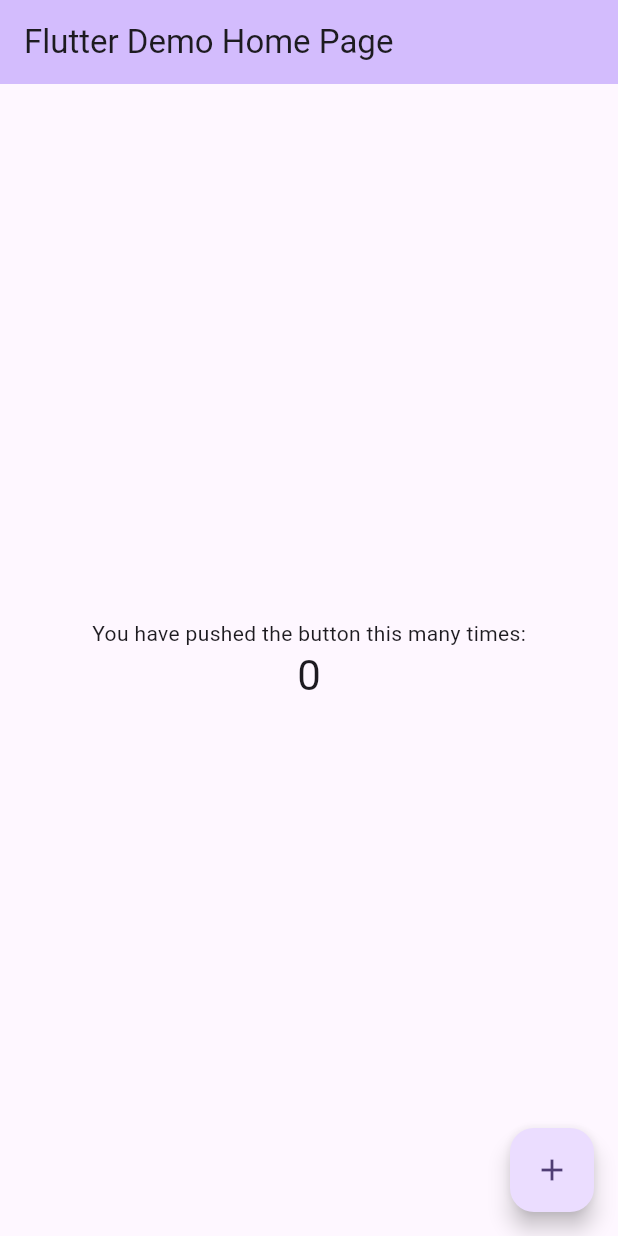
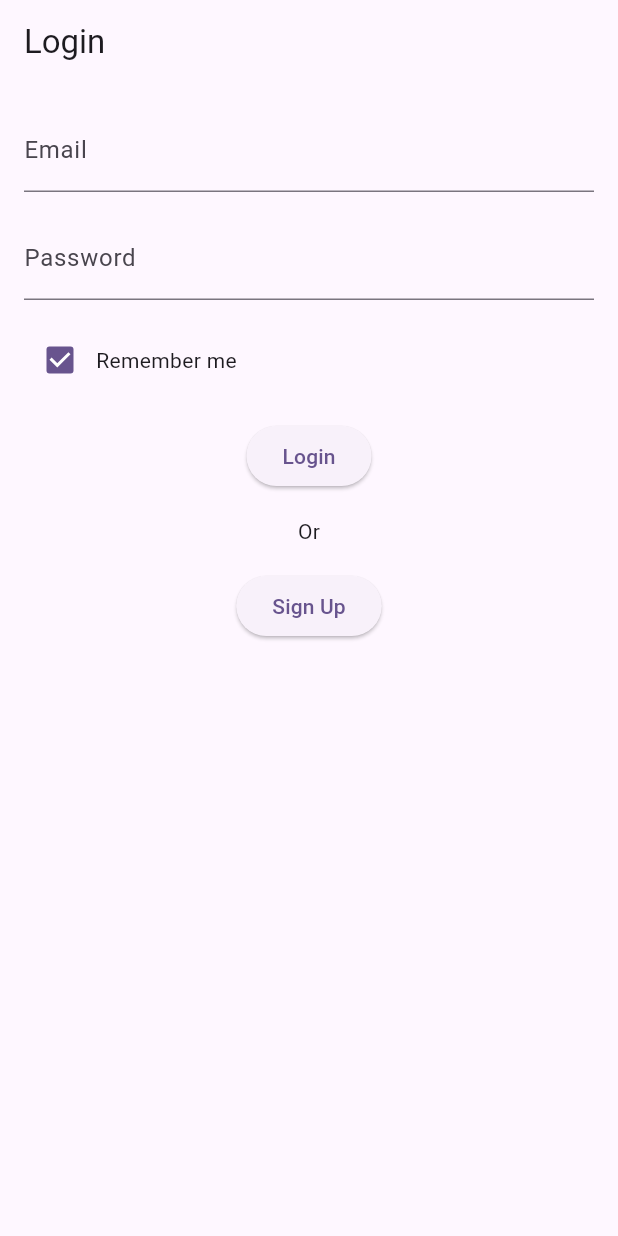
Before and after one commit to cpcx04/GlobalGathering, a Flutter app: the screen it shows after launch, on a phone screen of 412 x 824 dp. Run offline on Flutter 3.47's test engine with Material 3 defaults, Android fonts, the phone set to English and light mode, and no system bars.

Commit message:
Templates ready

```diff
--- a/globalGatheringMobile/global_gathering_application_1/lib/main.dart
+++ b/globalGatheringMobile/global_gathering_application_1/lib/main.dart
@@ -1,4 +1,5 @@
 import 'package:flutter/material.dart';
+import 'package:global_gathering_application_1/screens/login/login_screen.dart';
 
 void main() {
   runApp(const MyApp());
@@ -31,95 +32,6 @@ class MyApp extends StatelessWidget {
           colorScheme: ColorScheme.fromSeed(seedColor: Colors.deepPurple),
           useMaterial3: true,
         ),
-      home: const MyHomePage(title: 'Flutter Demo Home Page'),
-    );
+        home: const LoginScreen());
   }
 }
-
-class MyHomePage extends StatefulWidget {
-  const MyHomePage({super.key, required this.title});
-
-  // This widget is the home page of your application. It is stateful, meaning
-  // that it has a State object (defined below) that contains fields that affect
-  // how it looks.
-
-  // This class is the configuration for the state. It holds the values (in this
-  // case the title) provided by the parent (in this case the App widget) and
-  // used by the build method of the State. Fields in a Widget subclass are
-  // always marked "final".
-
-  final String title;
-
-  @override
-  State<MyHomePage> createState() => _MyHomePageState();
-}
-
-class _MyHomePageState extends State<MyHomePage> {
-  int _counter = 0;
-
-  void _incrementCounter() {
-    setState(() {
-      // This call to setState tells the Flutter framework that something has
-      // changed in this State, which causes it to rerun the build method below
-      // so that the display can reflect the updated values. If we changed
-      // _counter without calling setState(), then the build method would not be
-      // called again, and so nothing would appear to happen.
-      _counter++;
-    });
-  }
-
-  @override
-  Widget build(BuildContext context) {
-    // This method is rerun every time setState is called, for instance as done
-    // by the _incrementCounter method above.
-    //
-    // The Flutter framework has been optimized to make rerunning build methods
-    // fast, so that you can just rebuild anything that needs updating rather
-    // than having to individually change instances of widgets.
-    return Scaffold(
-      appBar: AppBar(
-        // TRY THIS: Try changing the color here to a specific color (to
-        // Colors.amber, perhaps?) and trigger a hot reload to see the AppBar
-        // change color while the other colors stay the same.
-        backgroundColor: Theme.of(context).colorScheme.inversePrimary,
-        // Here we take the value from the MyHomePage object that was created by
-        // the App.build method, and use it to set our appbar title.
-        title: Text(widget.title),
-      ),
-      body: Center(
-        // Center is a layout widget. It takes a single child and positions it
-        // in the middle of the parent.
-        child: Column(
-          // Column is also a layout widget. It takes a list of children and
-          // arranges them vertically. By default, it sizes itself to fit its
-          // children horizontally, and tries to be as tall as its parent.
-          //
-          // Column has various properties to control how it sizes itself and
-          // how it positions its children. Here we use mainAxisAlignment to
-          // center the children vertically; the main axis here is the vertical
-          // axis because Columns are vertical (the cross axis would be
-          // horizontal).
-          //
-          // TRY THIS: Invoke "debug painting" (choose the "Toggle Debug Paint"
-          // action in the IDE, or press "p" in the console), to see the
-          // wireframe for each widget.
-          mainAxisAlignment: MainAxisAlignment.center,
-          children: <Widget>[
-            const Text(
-              'You have pushed the button this many times:',
-            ),
-            Text(
-              '$_counter',
-              style: Theme.of(context).textTheme.headlineMedium,
-            ),
-          ],
-        ),
-      ),
-      floatingActionButton: FloatingActionButton(
-        onPressed: _incrementCounter,
-        tooltip: 'Increment',
-        child: const Icon(Icons.add),
-      ), // This trailing comma makes auto-formatting nicer for build methods.
-    );
-  }
-}
--- /dev/null
+++ b/globalGatheringMobile/global_gathering_application_1/lib/screens/login/login_screen.dart
@@ -0,0 +1,15 @@
+import 'package:flutter/material.dart';
+import 'package:global_gathering_application_1/widgets/login/login-widget.dart';
+
+class LoginScreen extends StatelessWidget {
+  const LoginScreen({super.key});
+
+  @override
+  Widget build(BuildContext context) {
+    return Scaffold(
+        appBar: AppBar(
+          title: const Text('Login'),
+        ),
+        body: const LoginWidget());
+  }
+}
--- /dev/null
+++ b/globalGatheringMobile/global_gathering_application_1/lib/widgets/login/login-widget.dart
@@ -0,0 +1,66 @@
+import 'package:flutter/material.dart';
+
+import '../../screens/register/register-screen.dart';
+
+class LoginWidget extends StatelessWidget {
+  const LoginWidget({super.key});
+
+  @override
+  Widget build(BuildContext context) {
+    return Scaffold(
+      body: Padding(
+        padding: const EdgeInsets.all(16.0),
+        child: ListView(
+          children: [
+            Column(
+              mainAxisAlignment: MainAxisAlignment.center,
+              children: [
+                const TextField(
+                  decoration: InputDecoration(
+                    labelText: "Email",
+                  ),
+                ),
+                const SizedBox(height: 16),
+                const TextField(
+                  decoration: InputDecoration(
+                    labelText: "Password",
+                  ),
+                  obscureText: true,
+                ),
+                const SizedBox(height: 16),
+                Row(
+                  children: [
+                    Checkbox(
+                      value: true,
+                      onChanged: (value) {},
+                    ),
+                    const Text("Remember me"),
+                  ],
+                ),
+                const SizedBox(height: 16),
+                ElevatedButton(
+                  onPressed: () {},
+                  child: const Text("Login"),
+                ),
+                const SizedBox(height: 16),
+                const Text("Or"),
+                const SizedBox(height: 16),
+                ElevatedButton(
+                  onPressed: () {
+                    // Navigate to RegisterScreen
+                    Navigator.push(
+                      context,
+                      MaterialPageRoute(
+                          builder: (context) => const RegisterScreen()),
+                    );
+                  },
+                  child: const Text("Sign Up"),
+                ),
+              ],
+            ),
+          ],
+        ),
+      ),
+    );
+  }
+}
```
Also changed, not shown: globalGatheringMobile/global_gathering_application_1/lib/screens/register/register-screen.dart (added, +17 -0 lines), globalGatheringMobile/global_gathering_application_1/lib/widgets/register/register-widget.dart (added, +62 -0 lines). Lines whose indentation alone changed are shown as unchanged.
